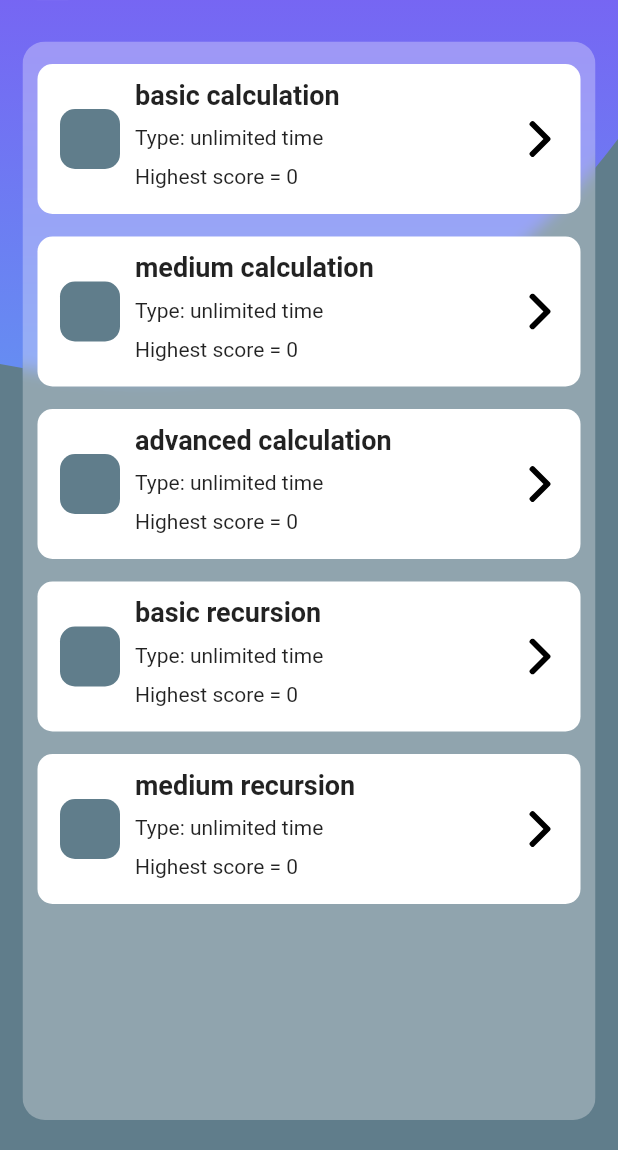
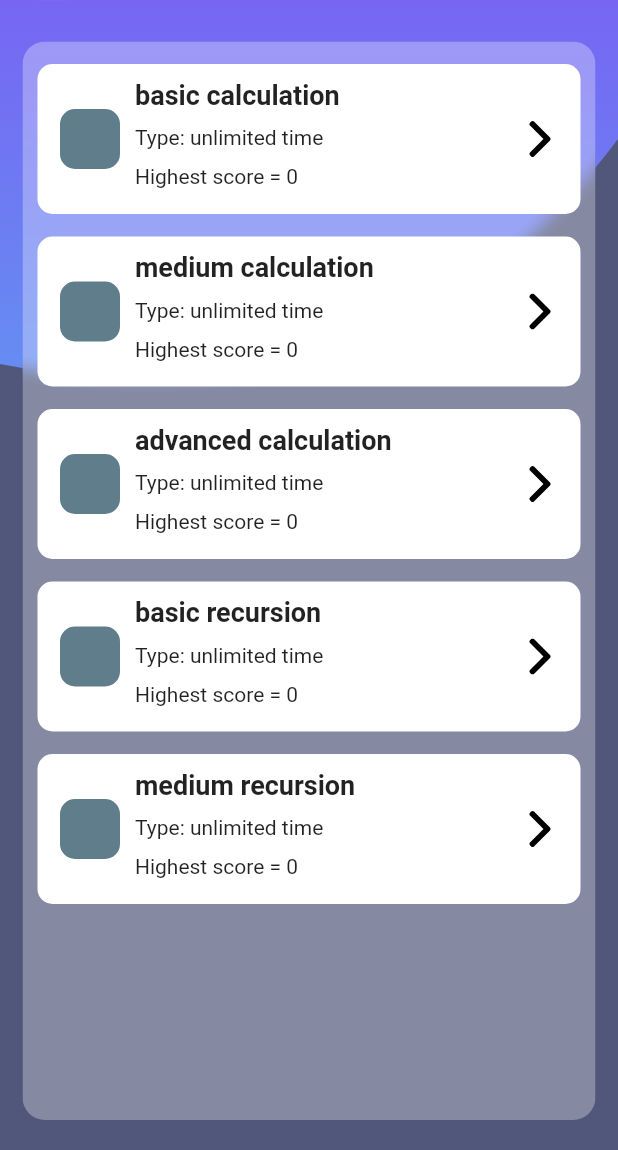
Before and after one commit to TorryDo/quiz-app, a Flutter app: the screen it shows once a user with an empty profile is signed in, after a tap on "math", on a phone screen of 412 x 824 dp, the part 86-1236 px from its top. Run offline on Flutter 3.47's test engine with Material 2 defaults, Android fonts, the phone set to English and light mode, and no system bars; our stand-ins replace animated_text_kit, firebase_auth, firebase_core, flutter_svg, get_it, google_sign_in and 4 more; accounts and stored records are empty.

```diff
--- /dev/null
+++ b/lib/common_widgets/button/google_button.dart
@@ -0,0 +1,41 @@
+import 'package:flutter/material.dart';
+import 'package:flutter_svg/flutter_svg.dart';
+
+class GoogleButton extends StatelessWidget {
+  final void Function()? onPressed;
+
+  const GoogleButton({Key? key, this.onPressed}) : super(key: key);
+
+  @override
+  Widget build(BuildContext context) {
+    return ElevatedButton(
+      style: ButtonStyle(backgroundColor: MaterialStateProperty.all<Color>(Colors.white)),
+      onPressed: onPressed,
+      child: Padding(
+        padding: const EdgeInsets.fromLTRB(0, 8, 0, 8),
+        child: Row(
+          mainAxisSize: MainAxisSize.min,
+          mainAxisAlignment: MainAxisAlignment.center,
+          children: [
+            SvgPicture.asset(
+              "assets/icons/google_logo.svg",
+              height: 18,
+              width: 24,
+            ),
+            const Padding(
+              padding: EdgeInsets.only(left: 24, right: 8),
+              child: Text(
+                'Sign in with Google',
+                style: TextStyle(
+                  fontSize: 18,
+                  color: Colors.black,
+                  fontWeight: FontWeight.w600,
+                ),
+              ),
+            ),
+          ],
+        ),
+      ),
+    );
+  }
+}
--- a/lib/core/widgets/base_screen.dart
+++ b/lib/core/widgets/base_screen.dart
@@ -19,10 +19,15 @@ class BaseScreen extends StatefulWidget {
   final Widget child;
   final Color? color;
   final String? backgroundAsset;
+  final Widget? background;
 
-  const BaseScreen(
-      {Key? key, required this.child, this.color, this.backgroundAsset})
-      : super(key: key);
+  const BaseScreen({
+    Key? key,
+    required this.child,
+    this.color,
+    this.backgroundAsset,
+    this.background,
+  }) : super(key: key);
 
   @override
   State<BaseScreen> createState() => _BaseScreenState();
@@ -31,10 +36,10 @@ class BaseScreen extends StatefulWidget {
 class _BaseScreenState extends State<BaseScreen> {
   @override
   void initState() {
-    if (widget.color != null && widget.backgroundAsset != null) {
-      throw Exception(
-          "passing only color or backgroundAssets, one of them must be null");
-    }
+    // if (widget.color != null && widget.backgroundAsset != null ) {
+    //   throw Exception(
+    //       "passing only color or backgroundAssets, one of them must be null");
+    // }
     super.initState();
   }
 
@@ -56,6 +61,16 @@ class _BaseScreenState extends State<BaseScreen> {
           }
           return const SizedBox();
         }(),
+            () {
+          if (widget.background != null) {
+            return SizedBox(
+              width: double.infinity,
+              height: double.infinity,
+              child: widget.background,
+            );
+          }
+          return const SizedBox();
+        }(),
         widget.child,
       ]),
     );
--- a/lib/src/constants/tints.dart
+++ b/lib/src/constants/tints.dart
@@ -9,8 +9,10 @@ class Tints{
   static const THEME_COLOR = GRAY;
 
   // colors ---------------------------------------------------------------------
-  static const GRAY_LIGHT = Colors.white70;
+  static const GRAY_LIGHT = Color(0xffdddddd);
   static const GRAY = Color(0xffD8E3E7);
+
+  static const DARK_GRAY = Color(0xff50577A);
 
 
 }
--- a/lib/src/features/auth/presentation/auth_screen.dart
+++ b/lib/src/features/auth/presentation/auth_screen.dart
@@ -1,5 +1,7 @@
 import 'package:flutter/material.dart';
 import 'package:provider/provider.dart';
+import 'package:quiz_app/common_widgets/button/google_button.dart';
+import 'package:quiz_app/src/constants/tints.dart';
 import '../../quiz/presentation/screen/topic/topic_screen.dart';
 import 'auth_provider.dart';
 
@@ -27,7 +29,7 @@ class _AuthScreenState extends State<AuthScreen> {
     return Container(
       width: double.infinity,
       height: double.infinity,
-      color: Colors.redAccent,
+      color: Tints.DARK_GRAY,
       child: _body(),
     );
   }
@@ -37,9 +39,9 @@ class _AuthScreenState extends State<AuthScreen> {
       crossAxisAlignment: CrossAxisAlignment.center,
       mainAxisAlignment: MainAxisAlignment.spaceEvenly,
       children: [
-        ElevatedButton(
-            onPressed: _authViewModel.signInWithGoogle,
-            child: const Text("signIn With Google")),
+        GoogleButton(
+          onPressed: _authViewModel.signInWithGoogle,
+        ),
         ElevatedButton(
             onPressed: _authViewModel.signInAsGuest,
             child: const Text("signIn as Guest"))
--- a/lib/src/features/quiz/presentation/screen/quiz/quiz_screen.dart
+++ b/lib/src/features/quiz/presentation/screen/quiz/quiz_screen.dart
@@ -63,8 +63,8 @@ class _QuizScreenState extends State<QuizScreen> with Logger, Hook {
       _quizProvider = context.provider();
     });
 
-    _quizProvider.collectSideEffect((effect){
-      if(effect is NavigateToSummaryResultScreen){
+    _quizProvider.collectSideEffect((effect) {
+      if (effect is NavigateToSummaryResultScreen) {
         return context.popAndPushNamed(Routes.SUMMARY_SCREEN);
       }
     });
--- a/lib/src/features/quiz/presentation/screen/topic/topic_screen.dart
+++ b/lib/src/features/quiz/presentation/screen/topic/topic_screen.dart
@@ -2,6 +2,7 @@ import 'dart:ui';
 
 import 'package:flutter/material.dart';
 import 'package:flutter_svg/flutter_svg.dart';
+import 'package:lottie/lottie.dart';
 import 'package:quiz_app/common_widgets/background/dynamic_wave.dart';
 import 'package:quiz_app/core/widgets/base_screen.dart';
 import 'package:quiz_app/src/constants/dimens.dart';
@@ -45,7 +46,8 @@ class _TopicScreenState extends State<TopicScreen> with Logger {
     });
 
     return BaseScreen(
-      color: Colors.blueGrey,
+      color: Tints.DARK_GRAY,
+      // background: Lottie.asset('assets/raws/white_clouds.json'),
       child: Stack(children: [
         const Align(
           alignment: Alignment.topCenter,
@@ -139,7 +141,7 @@ class _TopicScreenState extends State<TopicScreen> with Logger {
   Widget _item(Topic item) {
     return GestureDetector(
       child: Card(
-        color: Colors.blueGrey,
+        color: Colors.white,
         shape: RoundedRectangleBorder(
           borderRadius: BorderRadius.circular(Dimens.ROUNDED_L),
         ),
@@ -162,11 +164,11 @@ class _TopicScreenState extends State<TopicScreen> with Logger {
                 children: [
                   Text(
                     item.title,
-                    style: const TextStyle(color: Tints.THEME_COLOR, fontWeight: FontWeight.bold),
+                    style: const TextStyle(fontWeight: FontWeight.bold),
                   ),
                   const SizedBox(height: Dimens.PADDING_S),
                   Text(item.description,
-                      style: const TextStyle(color: Tints.THEME_COLOR))
+                      style: const TextStyle())
                 ],
               ),
             )
--- a/lib/src/features/quiz/presentation/screen/volume/volume_screen.dart
+++ b/lib/src/features/quiz/presentation/screen/volume/volume_screen.dart
@@ -1,5 +1,6 @@
 import 'package:flutter/material.dart';
 import 'package:flutter_svg/svg.dart';
+import 'package:lottie/lottie.dart';
 import 'package:quiz_app/common_widgets/background/dynamic_wave.dart';
 import 'package:quiz_app/common_widgets/decoration/blur_view.dart';
 import 'package:quiz_app/core/widgets/base_screen.dart';
@@ -47,7 +48,8 @@ class _VolumeScreenState extends State<VolumeScreen> {
     });
 
     return BaseScreen(
-      color: Colors.blueGrey,
+      color: Tints.DARK_GRAY,
+      // background: Lottie.asset('assets/raws/white_clouds.json'),
       child: Stack(children: [
         const Align(
           alignment: Alignment.topCenter,
--- a/lib/src/features/summary_result/presentation/summary_result_screen.dart
+++ b/lib/src/features/summary_result/presentation/summary_result_screen.dart
@@ -34,7 +34,11 @@ class SummaryResultScreen extends StatelessWidget {
     });
 
     return BaseScreen(
-      backgroundAsset: 'assets/images/bk5.png',
+      // backgroundAsset: 'assets/images/bk5.png',
+      background: Image.asset(
+        'assets/images/bk5.png',
+        fit: BoxFit.cover,
+      ),
       child: SafeArea(
         child: Column(
           children: [
--- a/pubspec.yaml
+++ b/pubspec.yaml
@@ -48,6 +48,8 @@ dependencies:
   auto_size_text: ^3.0.0
   animated_text_kit: ^4.2.2
   lottie: ^2.0.0
+
+
 
   #-database
   hive: ^2.2.3
```
Also changed, not shown: scrshot/demo1.jpg (added), scrshot/demo2.jpg (added), scrshot/demo3.jpg (added), scrshot/demo4.jpg (added), scrshot/demo5.jpg (added), scrshot/demo6.jpg (added), 2 other files.
